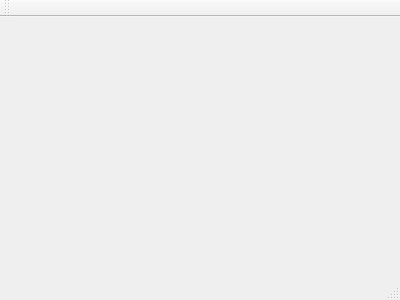
First picture: the form in Client/mainwindow.ui, repository lirunquan/TCPChat, before the edit.
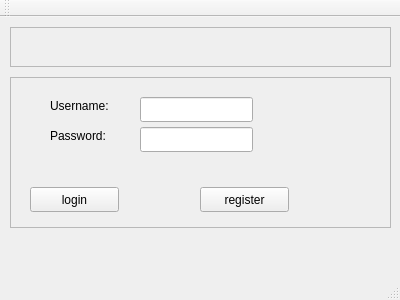
Second picture: the form after the edit.

The edit to the form file:
```diff
--- a/Client/mainwindow.ui
+++ b/Client/mainwindow.ui
@@ -12,13 +12,146 @@
   <property name="windowTitle" >
    <string>MainWindow</string>
   </property>
-  <widget class="QMenuBar" name="menuBar" />
-  <widget class="QToolBar" name="mainToolBar" />
-  <widget class="QWidget" name="centralWidget" />
-  <widget class="QStatusBar" name="statusBar" />
+  <widget class="QWidget" name="centralWidget">
+   <widget class="QFrame" name="frame">
+    <property name="geometry">
+     <rect>
+      <x>10</x>
+      <y>10</y>
+      <width>381</width>
+      <height>40</height>
+     </rect>
+    </property>
+    <property name="frameShape">
+     <enum>QFrame::StyledPanel</enum>
+    </property>
+    <property name="frameShadow">
+     <enum>QFrame::Raised</enum>
+    </property>
+    <widget class="QLabel" name="label">
+     <property name="geometry">
+      <rect>
+       <x>40</x>
+       <y>10</y>
+       <width>300</width>
+       <height>20</height>
+      </rect>
+     </property>
+     <property name="text">
+      <string/>
+     </property>
+    </widget>
+   </widget>
+   <widget class="QFrame" name="frame_2">
+    <property name="geometry">
+     <rect>
+      <x>10</x>
+      <y>60</y>
+      <width>381</width>
+      <height>151</height>
+     </rect>
+    </property>
+    <property name="frameShape">
+     <enum>QFrame::StyledPanel</enum>
+    </property>
+    <property name="frameShadow">
+     <enum>QFrame::Raised</enum>
+    </property>
+    <widget class="QLabel" name="label_2">
+     <property name="geometry">
+      <rect>
+       <x>40</x>
+       <y>20</y>
+       <width>81</width>
+       <height>17</height>
+      </rect>
+     </property>
+     <property name="text">
+      <string>Username:</string>
+     </property>
+    </widget>
+    <widget class="QLabel" name="label_3">
+     <property name="geometry">
+      <rect>
+       <x>40</x>
+       <y>50</y>
+       <width>71</width>
+       <height>17</height>
+      </rect>
+     </property>
+     <property name="text">
+      <string>Password:</string>
+     </property>
+    </widget>
+    <widget class="QLineEdit" name="usernameEdit">
+     <property name="geometry">
+      <rect>
+       <x>130</x>
+       <y>20</y>
+       <width>113</width>
+       <height>25</height>
+      </rect>
+     </property>
+    </widget>
+    <widget class="QLineEdit" name="passwordEdit">
+     <property name="geometry">
+      <rect>
+       <x>130</x>
+       <y>50</y>
+       <width>113</width>
+       <height>25</height>
+      </rect>
+     </property>
+    </widget>
+    <widget class="QPushButton" name="loginBtn">
+     <property name="geometry">
+      <rect>
+       <x>20</x>
+       <y>110</y>
+       <width>89</width>
+       <height>25</height>
+      </rect>
+     </property>
+     <property name="text">
+      <string>login</string>
+     </property>
+    </widget>
+    <widget class="QPushButton" name="registerBtn">
+     <property name="geometry">
+      <rect>
+       <x>190</x>
+       <y>110</y>
+       <width>89</width>
+       <height>25</height>
+      </rect>
+     </property>
+     <property name="text">
+      <string>register</string>
+     </property>
+    </widget>
+   </widget>
+  </widget>
+  <widget class="QMenuBar" name="menuBar">
+   <property name="geometry">
+    <rect>
+     <x>0</x>
+     <y>0</y>
+     <width>400</width>
+     <height>22</height>
+    </rect>
+   </property>
+  </widget>
+  <widget class="QToolBar" name="mainToolBar">
+   <attribute name="toolBarArea">
+    <enum>TopToolBarArea</enum>
+   </attribute>
+   <attribute name="toolBarBreak">
+    <bool>false</bool>
+   </attribute>
+  </widget>
+  <widget class="QStatusBar" name="statusBar"/>
  </widget>
- <layoutDefault spacing="6" margin="11" />
- <pixmapfunction></pixmapfunction>
+ <layoutdefault spacing="6" margin="11"/>
  <resources/>
  <connections/>
 </ui>
```
Left out of the diff: 7 changed lines with no effect on the pictures.
